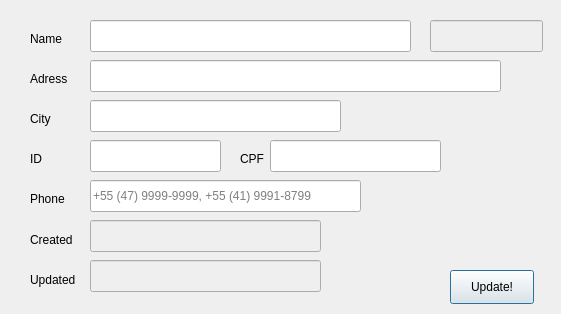
This is Client_Update.ui in bedi1982/Oficina as Qt 5 draws it before an edit. The edited form follows.
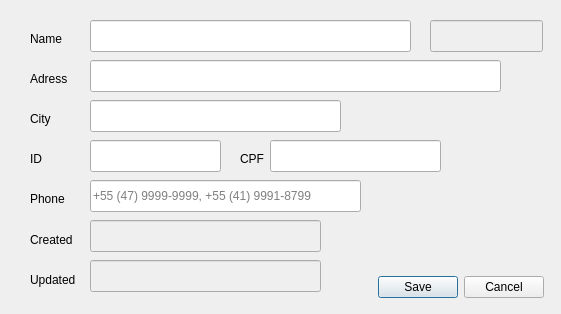
This is the edited form.

Commit message:
Changed the button type on all forms from QPushButton's -> QDialogButtonBox
Removed images from c++ src code and mapped them directly in the form

Improved search results when returning to the main window form from a
modal window

Improved forms, alignment, images, texts

Diff of the .ui file:
```diff
--- a/Client_Update.ui
+++ b/Client_Update.ui
@@ -185,25 +185,6 @@
     <string>ID</string>
    </property>
   </widget>
-  <widget class="QPushButton" name="btn_Update">
-   <property name="geometry">
-    <rect>
-     <x>450</x>
-     <y>270</y>
-     <width>84</width>
-     <height>34</height>
-    </rect>
-   </property>
-   <property name="sizePolicy">
-    <sizepolicy hsizetype="Fixed" vsizetype="Fixed">
-     <horstretch>0</horstretch>
-     <verstretch>0</verstretch>
-    </sizepolicy>
-   </property>
-   <property name="text">
-    <string>Update!</string>
-   </property>
-  </widget>
   <widget class="QLineEdit" name="line_Name">
    <property name="geometry">
     <rect>
@@ -335,6 +316,19 @@
     <string>Updated</string>
    </property>
   </widget>
+  <widget class="QDialogButtonBox" name="btn_Client_Update">
+   <property name="geometry">
+    <rect>
+     <x>370</x>
+     <y>270</y>
+     <width>174</width>
+     <height>34</height>
+    </rect>
+   </property>
+   <property name="standardButtons">
+    <set>QDialogButtonBox::Cancel|QDialogButtonBox::Save</set>
+   </property>
+  </widget>
  </widget>
  <tabstops>
   <tabstop>line_Name</tabstop>
```
Left out of the diff: 1 changed line with no effect on the pictures. The commit also changes 41 other files.
